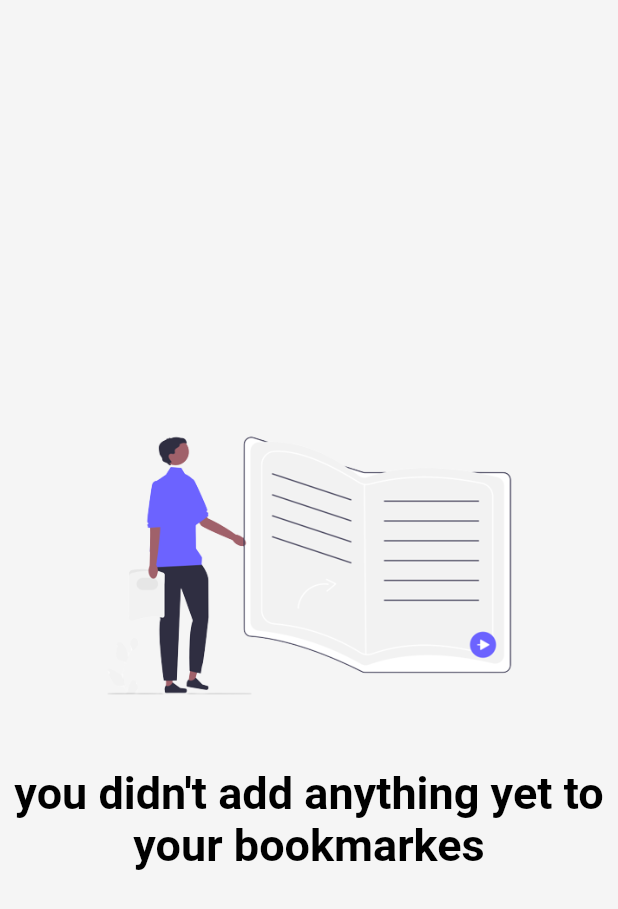
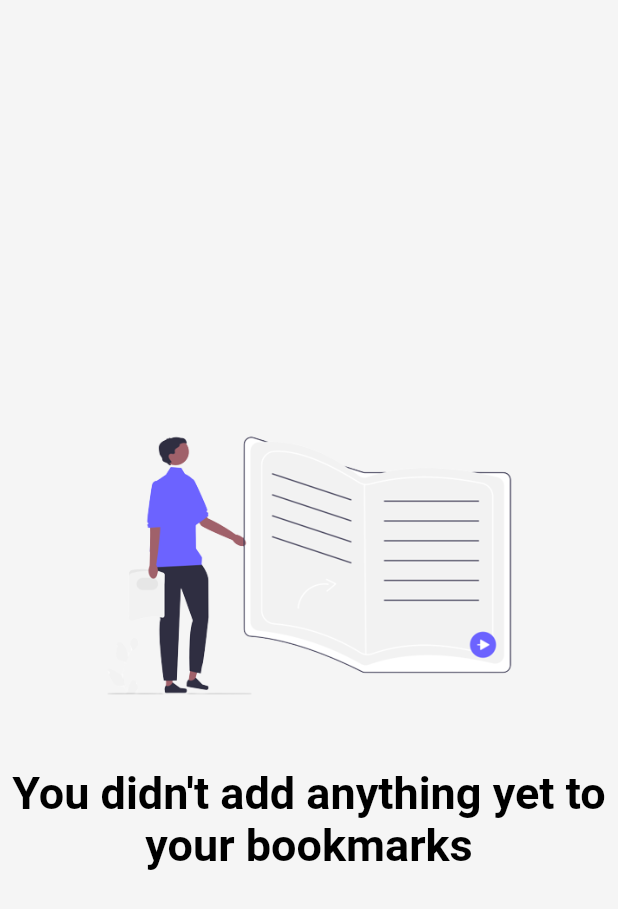
Before and after one commit to baraa1999/news_app_api_cubit, a Flutter app: the EmptyNewsWidget widget shown alone on an empty page, opened directly, on a phone screen of 412 x 824 dp. Shown: the top 909 px of the screen. Run offline on Flutter 3.47's test engine with Material 2 defaults, Android fonts, the phone set to English and light mode, and no system bars; our stand-ins replace card_swiper, fancy_shimmer_image, flutter_iconly, google_fonts, page_transition, shared_preferences and 1 more; missing offline and left inert: shared_preferences_web; accounts and stored records are empty.

Commit message:
update Implement the Bookmarks screen

```diff
--- a/lib/inner_screens/bookmarkes_screen.dart
+++ b/lib/inner_screens/bookmarkes_screen.dart
@@ -3,10 +3,9 @@ import 'package:google_fonts/google_fonts.dart';
 import 'package:news_app_api_cubit/widget/impty_screen.dart';
 
 import '../services/utils.dart';
-import '../widget/article_widget.dart';
 
 class BookmarkScreen extends StatefulWidget {
-  const BookmarkScreen({super.key});
+  const BookmarkScreen({Key? key}) : super(key: key);
 
   @override
   State<BookmarkScreen> createState() => _BookmarkScreenState();
@@ -18,28 +17,27 @@ class _BookmarkScreenState extends State<BookmarkScreen> {
     Size size = Utils(context).getScreenSize;
     final Color color = Utils(context).getColor;
     return Scaffold(
-      appBar: AppBar(
+        appBar: AppBar(
           iconTheme: IconThemeData(color: color),
           elevation: 0,
           backgroundColor: Theme.of(context).scaffoldBackgroundColor,
           centerTitle: true,
           title: Text(
-            'Bookmarkes',
+            'Bookmarks',
             style: GoogleFonts.lobster(
                 textStyle:
                     TextStyle(color: color, fontSize: 20, letterSpacing: 0.6)),
           ),
-
         ),
-         body: const EmptyNewsWidget(text: 'you didn\'t add anything yet to your bookmarkes',
-         imagePath: "assets/images/bookmark.png",)
+        body: const EmptyNewsWidget(
+          text: 'You didn\'t add anything yet to your bookmarks',
+          imagePath: "assets/images/bookmark.png",
+        )
         // ListView.builder(
-        //             itemCount: 20,
-        //             itemBuilder: (ctx, index) {
-        //               return const ArticlesWidget();
-                    }),
-
-
-    );
+        //     itemCount: 20,
+        //     itemBuilder: (ctx, index) {
+        //       return const ArticlesWidget();
+        //     }),
+        );
   }
 }
--- a/lib/widget/drawer_widget.dart
+++ b/lib/widget/drawer_widget.dart
@@ -5,6 +5,7 @@ import 'package:news_app_api_cubit/widget/vertical_spacing.dart';
 import 'package:page_transition/page_transition.dart';
 import 'package:provider/provider.dart';
 
+import '../inner_screens/bookmarkes_screen.dart';
 import '../inner_screens/search_screen.dart';
 import '../providers/theme_provider.dart';
 
@@ -63,7 +64,7 @@ class _DrawerWidgetState extends State<DrawerWidget> {
                   context,
                   PageTransition(
                       type: PageTransitionType.rightToLeft,
-                      child: const SearchScreen(),
+                      child: const BookmarkScreen(),
                       inheritTheme: true,
                       ctx: context),
                 );
--- a/lib/widget/impty_screen.dart
+++ b/lib/widget/impty_screen.dart
@@ -2,10 +2,9 @@ import 'package:flutter/material.dart';
 import 'package:news_app_api_cubit/services/utils.dart';
 
 class EmptyNewsWidget extends StatelessWidget {
-  const EmptyNewsWidget(
-      {super.key, required this.text, required this.imagePath});
+  const EmptyNewsWidget({Key? key, required this.text, required this.imagePath})
+      : super(key: key);
   final String text, imagePath;
-
   @override
   Widget build(BuildContext context) {
     Color color = Utils(context).getColor;
@@ -18,7 +17,9 @@ class EmptyNewsWidget extends StatelessWidget {
         children: [
           Padding(
             padding: const EdgeInsets.all(18.0),
-            child: Image.asset(imagePath),
+            child: Image.asset(
+              imagePath,
+            ),
           ),
           Text(
             text,
```
Also changed, not shown: lib/inner_screens/search_screen.dart (+11 -11 lines), lib/screens/home_screen.dart (+8 -5 lines).
